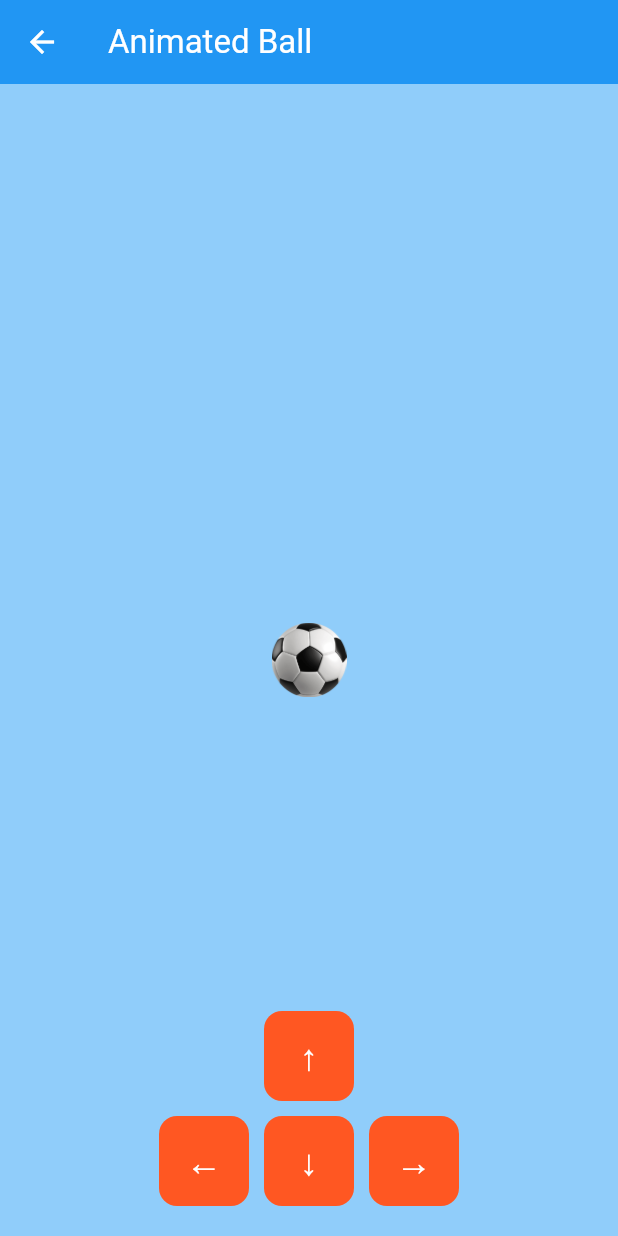
After one commit to RenatTest/r_d_flutter_course, a Flutter app: the AnimationsMainScreen screen opened by its route, after a tap on "Homework Animations 2", on a phone screen of 412 x 824 dp. The commit adds this screen. Run offline on Flutter 3.47's test engine with Material 3 defaults, Android fonts, the phone set to English and light mode, and no system bars; our stand-ins replace connectivity_plus, equatable, firebase_auth, firebase_core, flutter_bloc, go_router and 4 more; accounts and stored records are empty.

Commit message:
feat(LAB-22-explicit-animations-homework): add screen with ball and buttons

```diff
--- a/lib/features/animations/presentation/screens/animations_main_screen.dart
+++ b/lib/features/animations/presentation/screens/animations_main_screen.dart
@@ -46,6 +46,11 @@ class AnimationsMainScreen extends StatelessWidget {
               description: 'Homework_22',
               onTap: () => context.goNamed(ScreenNames.homeworkAnimations),
             ),
+            NavigationCard(
+              title: 'Homework Animations 2',
+              description: 'Homework_222',
+              onTap: () => context.goNamed(ScreenNames.homeworkAnimations2),
+            ),
           ],
         ),
       ),
--- a/lib/features/app/screens/page_names.dart
+++ b/lib/features/app/screens/page_names.dart
@@ -73,6 +73,7 @@ abstract class ScreenNames {
   static const homework20Provider = 'homework-20-provider';
   static const homework21AnimationCubit = 'homework-21-animation-cubit';
   static const homeworkAnimations = 'homework-animations';
+  static const homeworkAnimations2 = 'homework-animations2';
 
   // Animations
   static const animations = 'animations';
--- /dev/null
+++ b/lib/features/homeworks/lesson_22_explicit_animations/homework_animations_screen2.dart
@@ -0,0 +1,90 @@
+import 'package:flutter/material.dart';
+import 'package:hexcolor/hexcolor.dart';
+
+enum Move { up, down, left, right }
+
+class Homework22Screen2 extends StatefulWidget {
+  const Homework22Screen2({super.key});
+
+  @override
+  State<Homework22Screen2> createState() => _Homework22Screen2State();
+}
+
+class _Homework22Screen2State extends State<Homework22Screen2> {
+  @override
+  Widget build(BuildContext context) {
+    return Scaffold(
+      appBar: AppBar(
+        title: const Text('Animated Ball'),
+        backgroundColor: Colors.blue,
+        foregroundColor: Colors.white,
+      ),
+      body: Stack(
+        children: [
+          Container(
+            width: MediaQuery.of(context).size.width,
+            height: MediaQuery.of(context).size.height,
+            color: HexColor('#90cdfa'),
+            child: Align(
+              alignment: Alignment.center,
+              child: Image.asset(
+                width: 50,
+                height: 50,
+                'assets/images/ball.png',
+              ),
+            ),
+          ),
+          Positioned(
+            bottom: 20,
+            left: MediaQuery.of(context).size.width / 2 - 100,
+            child: Column(
+              spacing: 10,
+              mainAxisAlignment: MainAxisAlignment.center,
+              children: [
+                Button(text: '↑', direction: Move.up),
+                Row(
+                  spacing: 10,
+                  children: [
+                    Button(text: '←', direction: Move.left),
+                    Button(text: '↓', direction: Move.down),
+                    Button(text: '→', direction: Move.right),
+                  ],
+                ),
+              ],
+            ),
+          ),
+        ],
+      ),
+    );
+  }
+}
+
+class Button extends StatelessWidget {
+  const Button({required this.text, required this.direction, super.key});
+
+  final String text;
+  final Move direction;
+
+  @override
+  Widget build(BuildContext context) {
+    return GestureDetector(
+      onTapDown: null,
+      onTapUp: null,
+      onTapCancel: null,
+      child: Container(
+        height: 60,
+        width: 60,
+        decoration: BoxDecoration(
+          color: Colors.deepOrange,
+          borderRadius: BorderRadius.circular(12),
+        ),
+        child: Center(
+          child: Text(
+            text,
+            style: const TextStyle(color: Colors.white, fontSize: 24),
+          ),
+        ),
+      ),
+    );
+  }
+}
--- a/lib/router/app_router.dart
+++ b/lib/router/app_router.dart
@@ -43,6 +43,7 @@ import 'package:r_d_flutter_course/features/homeworks/lesson_20_rate_app_feature
 import 'package:r_d_flutter_course/features/homeworks/lesson_21/animation_cubit_screen.dart';
 import 'package:r_d_flutter_course/features/homeworks/lesson_21/cubit/animation_cubit.dart';
 import 'package:r_d_flutter_course/features/homeworks/lesson_22_explicit_animations/homework_animations_screen.dart';
+import 'package:r_d_flutter_course/features/homeworks/lesson_22_explicit_animations/homework_animations_screen2.dart';
 import 'package:r_d_flutter_course/features/navigation/presentation/screens/base_navigation/base_navigation_section_screen.dart';
 import 'package:r_d_flutter_course/features/navigation/presentation/screens/base_navigation/simple_empty_screen.dart';
 import 'package:r_d_flutter_course/features/navigation/presentation/screens/base_navigation/simple_screen_with_data.dart';
@@ -621,6 +622,11 @@ final router = GoRouter(
               name: ScreenNames.homeworkAnimations,
               builder: (context, state) => const Homework22Screen(),
             ),
+            GoRoute(
+              path: 'homework-animations2',
+              name: ScreenNames.homeworkAnimations2,
+              builder: (context, state) => const Homework22Screen2(),
+            ),
           ],
         ),
       ],
```
